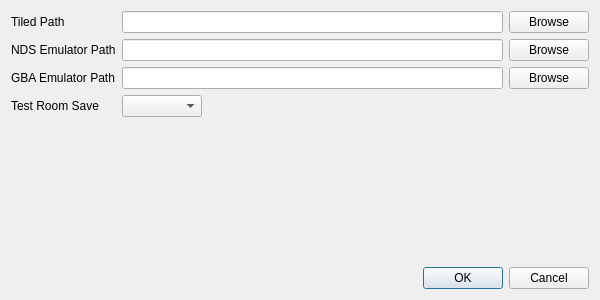
Old version of the form dsvedit/settings.ui in the repository LagoLunatic/DSVEdit.
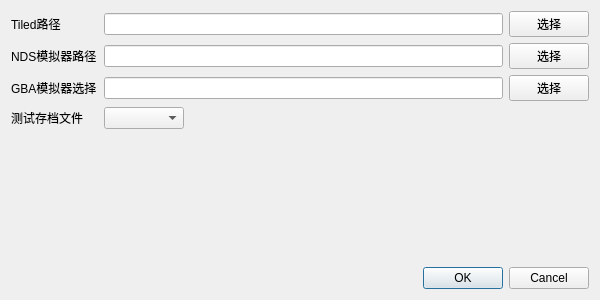
New version of the form.

```diff
--- a/dsvedit/settings.ui
+++ b/dsvedit/settings.ui
@@ -25,42 +25,42 @@
      <item row="1" column="0">
       <widget class="QLabel" name="label_2">
        <property name="text">
-        <string>NDS Emulator Path</string>
+        <string>NDS模拟器路径</string>
        </property>
       </widget>
      </item>
      <item row="0" column="2">
       <widget class="QPushButton" name="tiled_path_browse_button">
        <property name="text">
-        <string>Browse</string>
+        <string>选择</string>
        </property>
       </widget>
      </item>
      <item row="0" column="0">
       <widget class="QLabel" name="label">
        <property name="text">
-        <string>Tiled Path</string>
+        <string>Tiled路径</string>
        </property>
       </widget>
      </item>
      <item row="2" column="0">
       <widget class="QLabel" name="label_3">
        <property name="text">
-        <string>GBA Emulator Path</string>
+        <string>GBA模拟器选择</string>
        </property>
       </widget>
      </item>
      <item row="1" column="2">
       <widget class="QPushButton" name="nds_emulator_path_browse_button">
        <property name="text">
-        <string>Browse</string>
+        <string>选择</string>
        </property>
       </widget>
      </item>
      <item row="2" column="2">
       <widget class="QPushButton" name="gba_emulator_path_browse_button">
        <property name="text">
-        <string>Browse</string>
+        <string>选择</string>
        </property>
       </widget>
      </item>
@@ -80,7 +80,7 @@
      <item row="3" column="0">
       <widget class="QLabel" name="label_4">
        <property name="text">
-        <string>Test Room Save</string>
+        <string>测试存档文件</string>
        </property>
       </widget>
      </item>
```
